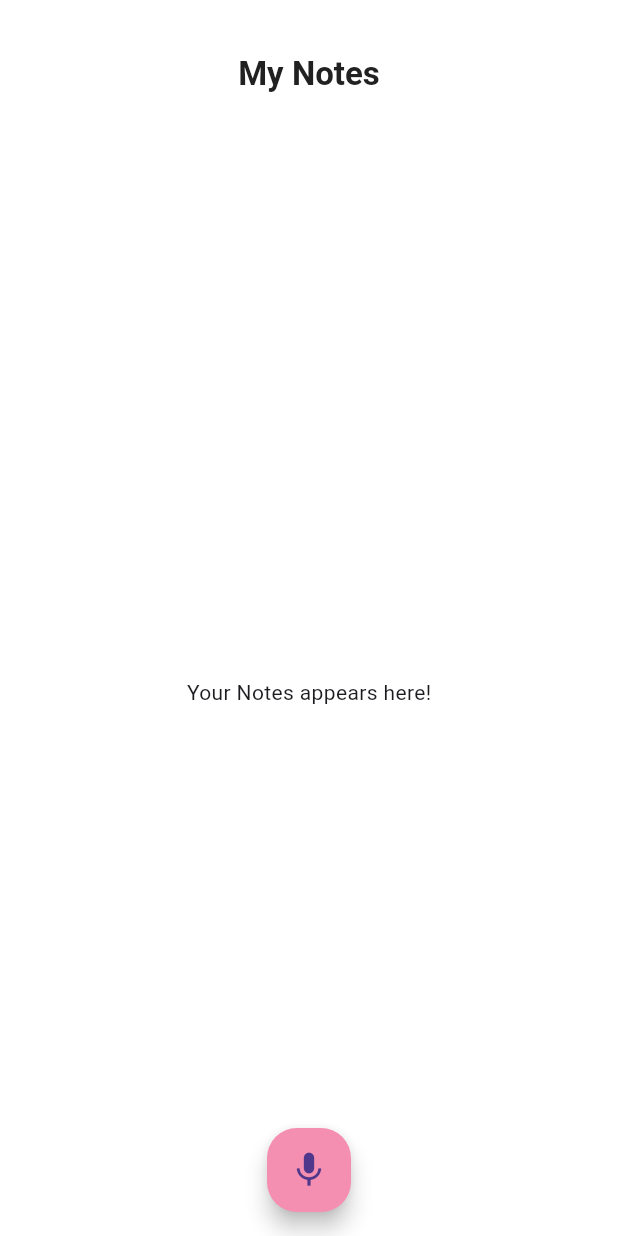
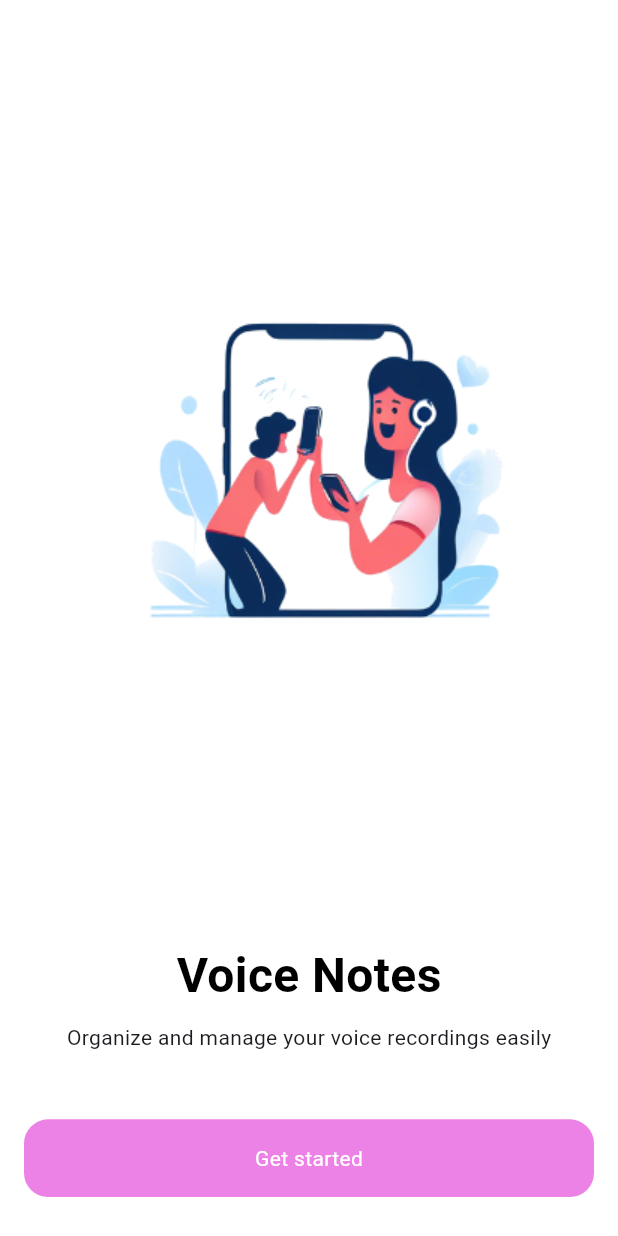
Before and after one commit to rahmagamal21/voice-notes-app, a Flutter app: the screen it shows after launch, on a phone screen of 412 x 824 dp. Run offline on Flutter 3.47's test engine with Material 3 defaults, Android fonts, the light colour scheme and no system bars; our stand-ins replace flutter_bloc, flutter_screenutil, freezed_annotation, hive_flutter, just_audio; missing offline and left inert: audio_waveforms; accounts and stored records are empty.

Commit message:
adding get started screen

```diff
--- /dev/null
+++ b/lib/Features/Voice Notes/Presentation/views/start_screen.dart
@@ -0,0 +1,70 @@
+import 'package:flutter/material.dart';
+import 'package:flutter_screenutil/flutter_screenutil.dart';
+import 'package:voice_notes_app/Features/Voice%20Notes/Presentation/views/voice_notes_screen.dart';
+
+class StartScreen extends StatelessWidget {
+  const StartScreen({super.key});
+
+  @override
+  Widget build(BuildContext context) {
+    return SafeArea(
+      child: Scaffold(
+        backgroundColor: Colors.white,
+        body: Padding(
+          padding: const EdgeInsets.symmetric(horizontal: 16, vertical: 26),
+          child: Column(
+            children: [
+              Expanded(
+                child: Image.asset('assets/images/Image.jpeg'),
+              ),
+              SizedBox(
+                height: 20.h,
+              ),
+              const Text(
+                'Voice Notes',
+                style: TextStyle(
+                  color: Colors.black,
+                  fontWeight: FontWeight.bold,
+                  fontSize: 32,
+                ),
+              ),
+              SizedBox(
+                height: 8.h,
+              ),
+              const Text('Organize and manage your voice recordings easily'),
+              SizedBox(
+                height: 45.h,
+              ),
+              GestureDetector(
+                onTap: () {
+                  Navigator.pushReplacement(
+                    context,
+                    MaterialPageRoute(builder: (context) {
+                      return const VoiceNotesScreen();
+                    }),
+                  );
+                },
+                child: Container(
+                  width: double.infinity,
+                  decoration: BoxDecoration(
+                    color: const Color(0xffed82e6),
+                    borderRadius: BorderRadius.circular(16),
+                  ),
+                  child: Padding(
+                    padding: EdgeInsets.symmetric(vertical: 16.h),
+                    child: const Center(
+                      child: Text(
+                        'Get started',
+                        style: TextStyle(color: Colors.white),
+                      ),
+                    ),
+                  ),
+                ),
+              ),
+            ],
+          ),
+        ),
+      ),
+    );
+  }
+}
--- a/lib/main.dart
+++ b/lib/main.dart
@@ -2,7 +2,7 @@ import 'package:flutter/material.dart';
 import 'package:flutter_bloc/flutter_bloc.dart';
 import 'package:flutter_screenutil/flutter_screenutil.dart';
 import 'package:hive_flutter/hive_flutter.dart';
-import 'package:voice_notes_app/Features/Voice%20Notes/Presentation/views/voice_notes_screen.dart';
+import 'package:voice_notes_app/Features/Voice%20Notes/Presentation/views/start_screen.dart';
 
 import 'Features/Voice Notes/Data/local data/voice_note_model.dart';
 import 'Features/Voice Notes/Data/voice_note_repository_implementation.dart';
@@ -32,7 +32,7 @@ class MyApp extends StatelessWidget {
                 VoiceNoteBloc(repository)..add(const FetchVoiceNotes()),
             child: const MaterialApp(
               debugShowCheckedModeBanner: false,
-              home: VoiceNotesScreen(),
+              home: StartScreen(),
             ),
           );
         });
--- a/pubspec.yaml
+++ b/pubspec.yaml
@@ -59,8 +59,8 @@ flutter:
   # the material Icons class.
   uses-material-design: true
   # To add assets to your application, add an assets section, like this:
-  # assets:
-  #   - images/a_dot_burr.jpeg
+  assets:
+    - assets/images/
   #   - images/a_dot_ham.jpeg
   # An image asset can refer to one or more resolution-specific "variants", see
   # https://flutter.dev/to/resolution-aware-images
@@ -85,3 +85,5 @@ flutter:
   #
   # For details regarding fonts from package dependencies,
   # see https://flutter.dev/to/font-from-package
+flutter_intl:
+  enabled: true
```
Also changed, not shown: assets/images/Image.jpeg (added), 1 other file.
